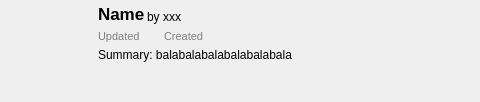
Qt form src/ui/curseforge/curseforgemoditemwidget.ui (kaniol-lck/modmanager) before a commit; both pictures show x 0 to 480 and y 0 to 102 of the 722 by 102 pixel window.
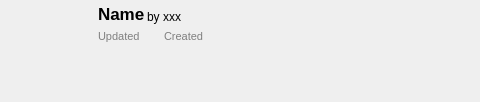
The same form after that commit. Icons and pictures are not drawn.

Diff of the .ui file:
```diff
--- a/src/ui/curseforge/curseforgemoditemwidget.ui
+++ b/src/ui/curseforge/curseforgemoditemwidget.ui
@@ -359,9 +359,6 @@
        <property name="toolTip">
         <string notr="true"/>
        </property>
-       <property name="text">
-        <string>Summary: balabalabalabalabalabala</string>
-       </property>
        <property name="alignment">
         <set>Qt::AlignLeading|Qt::AlignLeft|Qt::AlignTop</set>
        </property>
```
Left out of the diff: 3 changed lines with no effect on the pictures.
